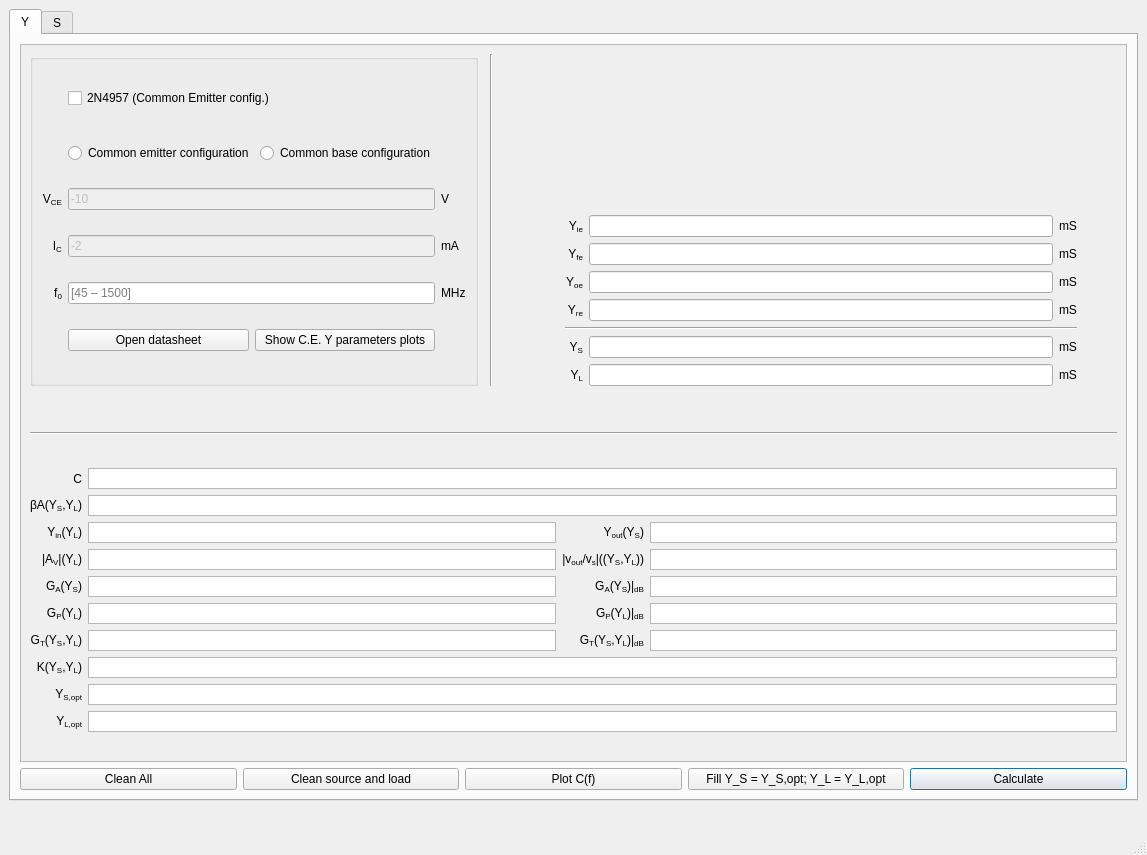
Before: the Qt Designer form ui/syRF.ui in urbanij/syRF, drawn with Qt 5.
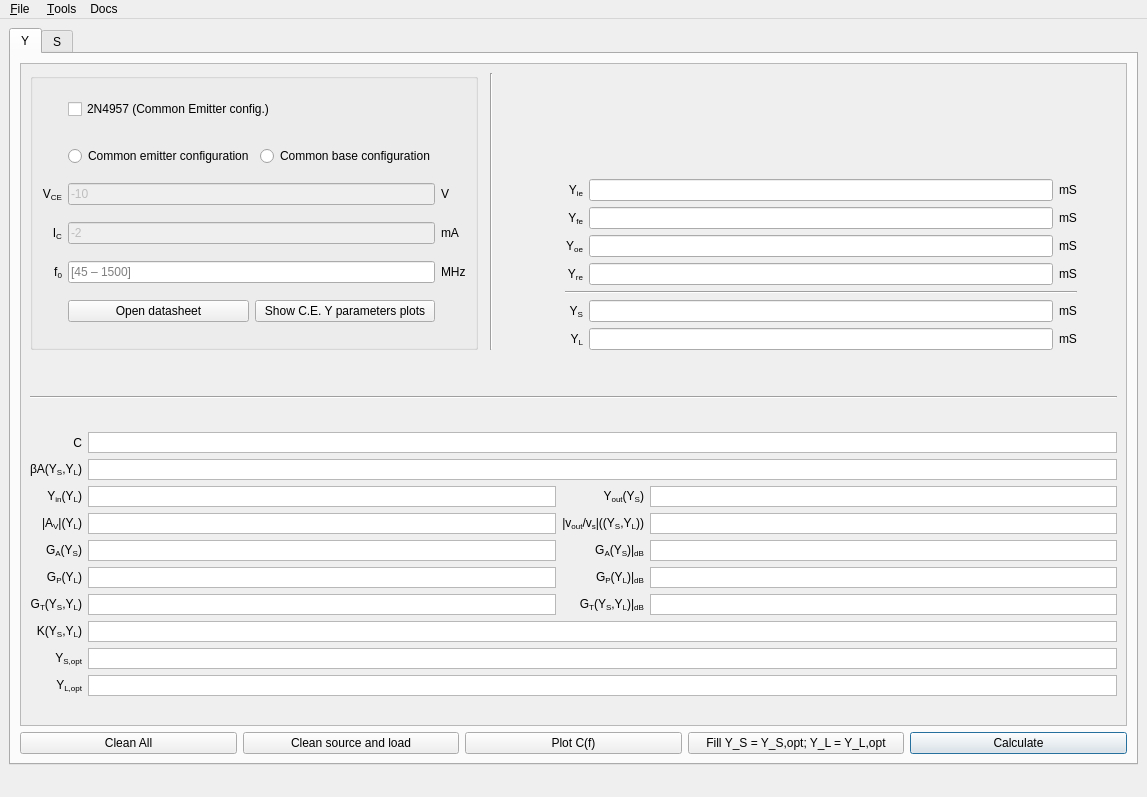
After: the same form once the commit is applied.

Commit message: major updates menu bar.

Diff of the .ui file:
```diff
--- a/ui/syRF.ui
+++ b/ui/syRF.ui
@@ -8,7 +8,7 @@
     <x>0</x>
     <y>0</y>
     <width>1147</width>
-    <height>855</height>
+    <height>797</height>
    </rect>
   </property>
   <property name="windowTitle">
@@ -2758,7 +2758,48 @@
     </item>
    </layout>
   </widget>
-  <widget class="QStatusBar" name="statusbar"/>
+  <widget class="QMenuBar" name="menuBar">
+   <property name="geometry">
+    <rect>
+     <x>0</x>
+     <y>0</y>
+     <width>1147</width>
+     <height>22</height>
+    </rect>
+   </property>
+   <widget class="QMenu" name="menu_File">
+    <property name="title">
+     <string>&amp;File</string>
+    </property>
+    <addaction name="action_About"/>
+    <addaction name="separator"/>
+    <addaction name="action_Exit"/>
+   </widget>
+   <widget class="QMenu" name="menu_Tools">
+    <property name="tearOffEnabled">
+     <bool>false</bool>
+    </property>
+    <property name="title">
+     <string> &amp;Tools</string>
+    </property>
+    <addaction name="actionMatching"/>
+    <addaction name="actionrect2polar"/>
+    <addaction name="action_lambda4"/>
+   </widget>
+   <widget class="QMenu" name="menuDocs">
+    <property name="title">
+     <string>Docs</string>
+    </property>
+    <addaction name="actionY_formulas"/>
+    <addaction name="actionS_formulas"/>
+    <addaction name="separator"/>
+    <addaction name="action_Datasheet_Y"/>
+    <addaction name="action_Datasheet_S"/>
+   </widget>
+   <addaction name="menu_File"/>
+   <addaction name="menu_Tools"/>
+   <addaction name="menuDocs"/>
+  </widget>
   <action name="actionAbout">
    <property name="text">
     <string>About</string>
```
Left out of the diff: 54 changed lines with no effect on the pictures. The commit also changes 3 other files.
